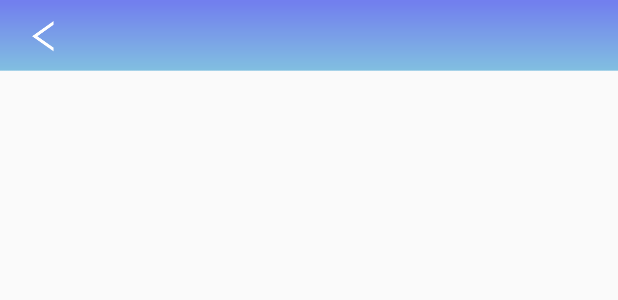
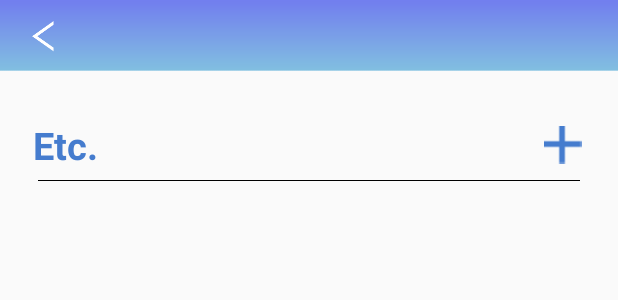
Before and after one commit to mtw9411/2019_Khuthon, an Android app: the layout activity_memo4.xml on its own in the app's theme, with its tools: preview values and no code run, on a phone screen of 412 x 824 dp. Shown: the top 300 px of the screen. Run offline under Robolectric (Android 15) with nearby library versions, the phone set to English and light mode, and no system bars.

Commit message:
로딩화면 완료

```diff
--- a/Khuthon2019/app/src/main/AndroidManifest.xml
+++ b/Khuthon2019/app/src/main/AndroidManifest.xml
@@ -12,7 +12,8 @@
         android:roundIcon="@mipmap/ic_launcher_round"
         android:supportsRtl="true"
         android:theme="@style/AppTheme">
-        <activity android:name=".story1"></activity>
+        <activity android:name=".splashActivity"></activity>
+        <activity android:name=".story1" />
         <activity android:name=".memo4" />
         <activity android:name=".memo3" />
         <activity android:name=".memo2" />
--- a/Khuthon2019/app/src/main/java/com/smartoc/khuthon2019/MainActivity.java
+++ b/Khuthon2019/app/src/main/java/com/smartoc/khuthon2019/MainActivity.java
@@ -1,6 +1,7 @@
 package com.smartoc.khuthon2019;
 
 
+import android.content.Intent;
 import android.support.annotation.NonNull;
 import android.support.design.widget.BottomNavigationView;
 import android.support.v4.app.FragmentManager;
@@ -29,6 +30,10 @@ public class MainActivity extends AppCompatActivity {
     protected void onCreate(Bundle savedInstanceState) {
         super.onCreate(savedInstanceState);
         setContentView(R.layout.activity_main);
+
+        Intent intent = new Intent(this, splashActivity.class);
+        startActivity(intent);
+
         fragmentManager = getSupportFragmentManager();
         fragmentTransaction = fragmentManager.beginTransaction();
 
--- /dev/null
+++ b/Khuthon2019/app/src/main/res/anim/loading_left.xml
@@ -0,0 +1,11 @@
+<?xml version="1.0" encoding="utf-8"?>
+<set xmlns:android="http://schemas.android.com/apk/res/android">
+
+    <translate
+        android:fromXDelta="-50%"
+        android:toXDelta="-10%"
+        android:duration= "3000"
+
+        />
+
+</set>
--- /dev/null
+++ b/Khuthon2019/app/src/main/res/anim/loading_right.xml
@@ -0,0 +1,9 @@
+<?xml version="1.0" encoding="utf-8"?>
+<set xmlns:android="http://schemas.android.com/apk/res/android">
+
+    <translate
+        android:fromXDelta="100%"
+        android:toXDelta="10%"
+        android:duration= "3000"
+        />
+</set>
--- a/Khuthon2019/app/src/main/res/layout/activity_memo4.xml
+++ b/Khuthon2019/app/src/main/res/layout/activity_memo4.xml
@@ -26,4 +26,58 @@
         app:layout_constraintStart_toStartOf="@+id/topbar"
         app:layout_constraintTop_toTopOf="@+id/topbar" />
 
+    <TextView
+        android:id="@+id/textView4"
+        android:layout_width="wrap_content"
+        android:layout_height="wrap_content"
+        android:layout_marginStart="22dp"
+        android:layout_marginLeft="22dp"
+        android:layout_marginTop="32dp"
+        android:text="Etc."
+        android:textStyle="bold"
+        android:textColor="#457cce"
+        android:textSize="25sp"
+        app:layout_constraintStart_toStartOf="parent"
+        app:layout_constraintTop_toBottomOf="@+id/topbar" />
+
+    <ImageView
+        android:id="@+id/imageView7"
+        android:layout_width="25dp"
+        android:layout_height="25dp"
+        android:layout_marginEnd="24dp"
+        android:layout_marginRight="24dp"
+        android:src="@mipmap/plus_button"
+        app:layout_constraintBottom_toBottomOf="@+id/textView4"
+        app:layout_constraintEnd_toEndOf="parent"
+        app:layout_constraintTop_toTopOf="@+id/textView4" />
+
+    <ImageView
+        android:id="@+id/imageView8"
+        android:layout_width="0dp"
+        android:layout_height="wrap_content"
+        android:layout_marginStart="25dp"
+        android:layout_marginLeft="25dp"
+        android:layout_marginTop="6dp"
+        android:layout_marginEnd="25dp"
+        android:layout_marginRight="25dp"
+        android:src="@android:color/black"
+        app:layout_constraintEnd_toEndOf="parent"
+        app:layout_constraintStart_toStartOf="parent"
+        app:layout_constraintTop_toBottomOf="@+id/textView4" />
+
+    <android.support.v7.widget.RecyclerView
+        android:id="@+id/etc_recycler"
+        android:layout_width="0dp"
+        android:layout_height="0dp"
+        android:layout_marginStart="28dp"
+        android:layout_marginLeft="28dp"
+        android:layout_marginTop="25dp"
+        android:layout_marginEnd="28dp"
+        android:layout_marginRight="28dp"
+        android:layout_marginBottom="8dp"
+        app:layout_constraintBottom_toBottomOf="parent"
+        app:layout_constraintEnd_toEndOf="parent"
+        app:layout_constraintStart_toStartOf="parent"
+        app:layout_constraintTop_toBottomOf="@+id/imageView8" />
+
 </android.support.constraint.ConstraintLayout>
```
Also changed, not shown: Khuthon2019/app/src/main/java/com/smartoc/khuthon2019/splashActivity.java (added, +59 -0 lines), Khuthon2019/app/src/main/res/layout/activity_splash.xml (added, +65 -0 lines), Khuthon2019/app/src/main/res/mipmap-xxhdpi/cloud1.png (added), Khuthon2019/app/src/main/res/mipmap-xxhdpi/cloud2.png (added), Khuthon2019/app/src/main/res/mipmap-xxhdpi/cloud3.png (added), Khuthon2019/app/src/main/res/mipmap-xxhdpi/cloud4.png (added), Khuthon2019/app/src/main/res/mipmap-xxhdpi/cloud5.png (added), Khuthon2019/app/src/main/res/mipmap-xxhdpi/etc_cardview.png (added), Khuthon2019/app/src/main/res/mipmap-xxhdpi/loading_background.png (added), Khuthon2019/app/src/main/res/mipmap-xxhdpi/loading_icon.png (added).
